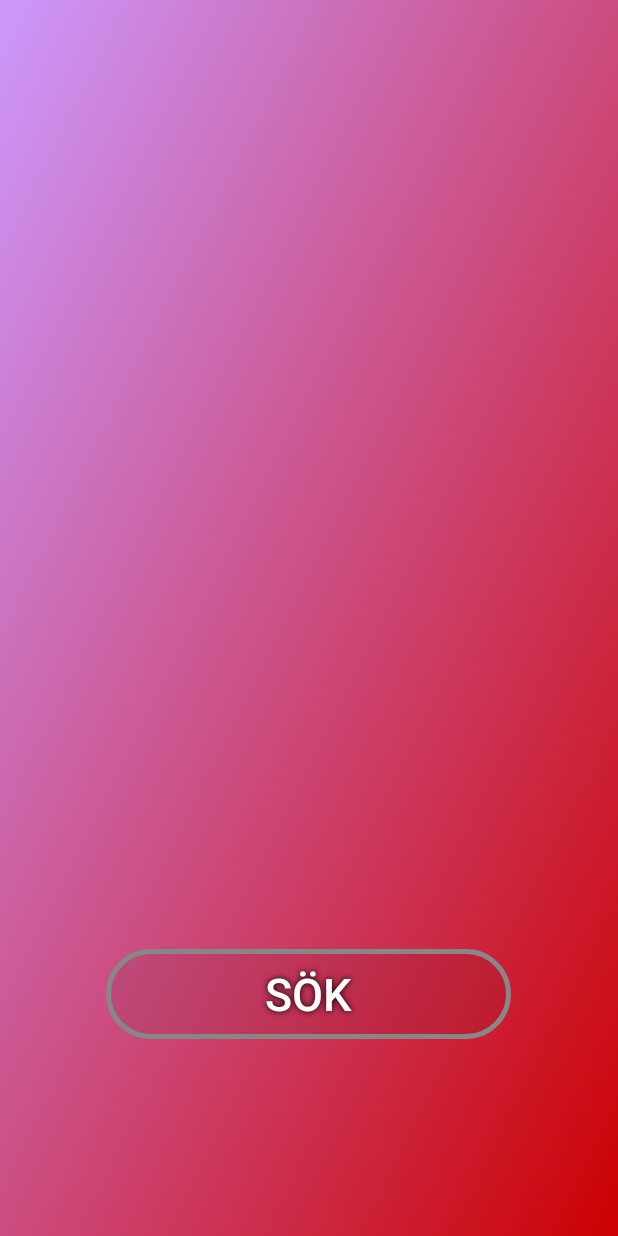
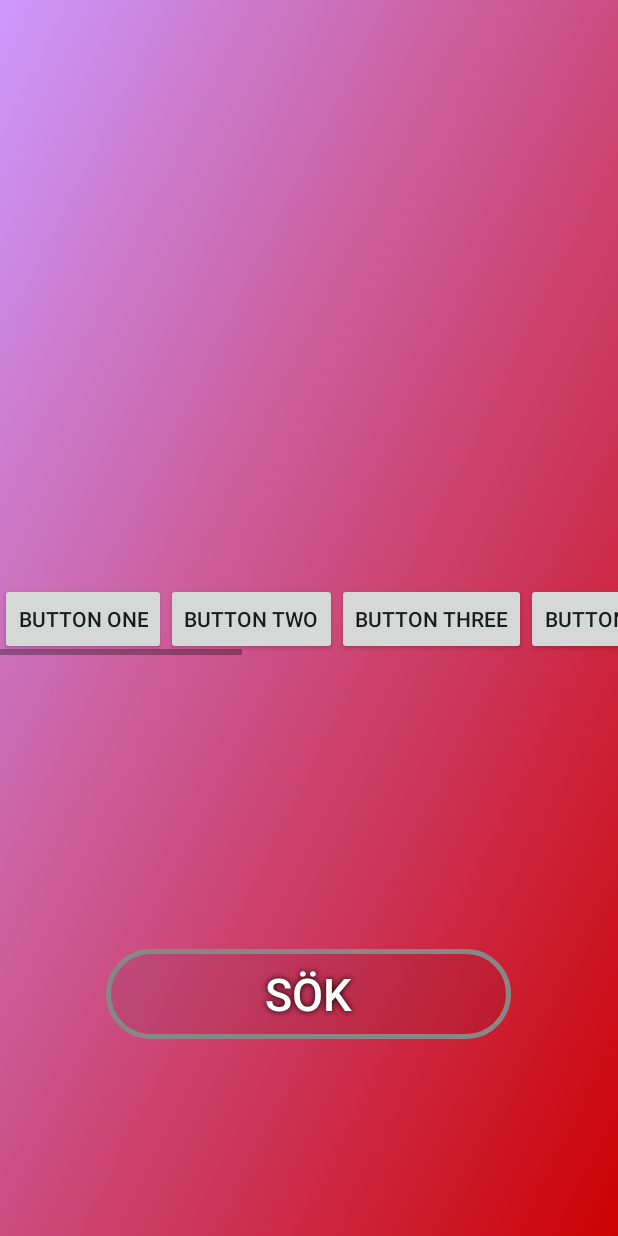
Before and after one commit to Radinger/SystembolagetappG14, an Android app: the Searchactivity screen opened directly, with no data from a screen before it, on a phone screen of 412 x 824 dp. Run offline under Robolectric (Android 15) with nearby library versions, the phone set to English and light mode, and no system bars.

Commit message:
Added scrollview to search activity for category buttons

```diff
--- a/app/src/main/java/com/example/systembolagetapp/Aldergrans.java
+++ b/app/src/main/java/com/example/systembolagetapp/Aldergrans.java
@@ -20,7 +20,7 @@ public class Aldergrans extends AppCompatActivity implements Serializable {
         btn.setOnClickListener(new View.OnClickListener() {
             @Override
             public void onClick(View v) {
-                Intent intent = new Intent(Aldergrans.this, MainActivity.class);
+                Intent intent = new Intent(Aldergrans.this, Searchactivity.class);
                 startActivity(intent); finish();
             }
         });
--- a/app/src/main/res/layout/activity_search.xml
+++ b/app/src/main/res/layout/activity_search.xml
@@ -7,6 +7,70 @@
     android:layout_height="match_parent"
     tools:context=".Searchactivity">
 
+    <HorizontalScrollView xmlns:android="http://schemas.android.com/apk/res/android"
+        android:layout_width="match_parent"
+        android:layout_height="wrap_content"
+        android:layout_marginTop="215dp"
+        android:layout_marginBottom="173dp"
+        android:fillViewport="true"
+        app:layout_constraintBottom_toTopOf="@+id/search_button"
+        app:layout_constraintEnd_toEndOf="parent"
+        app:layout_constraintHorizontal_bias="0.0"
+        app:layout_constraintStart_toStartOf="parent"
+        app:layout_constraintTop_toTopOf="parent">
+
+        <LinearLayout xmlns:android="http://schemas.android.com/apk/res/android"
+            android:layout_width="wrap_content"
+            android:layout_height="match_parent"
+            android:layout_marginTop="150dp"
+            android:orientation="horizontal">
+
+            <Button
+                android:layout_width="wrap_content"
+                android:layout_height="wrap_content"
+                android:text="Button One" />
+
+            <Button
+                android:layout_width="wrap_content"
+                android:layout_height="wrap_content"
+                android:text="Button Two" />
+
+            <Button
+                android:layout_width="wrap_content"
+                android:layout_height="wrap_content"
+                android:text="Button Three" />
+
+            <Button
+                android:layout_width="wrap_content"
+                android:layout_height="wrap_content"
+                android:text="Button Four" />
+
+            <Button
+                android:layout_width="wrap_content"
+                android:layout_height="wrap_content"
+                android:text="Button Five" />
+
+            <Button
+                android:layout_width="wrap_content"
+                android:layout_height="wrap_content"
+                android:text="Button Six" />
+
+            <Button
+                android:layout_width="wrap_content"
+                android:layout_height="wrap_content"
+                android:text="Button Seven" />
+
+            <Button
+                android:layout_width="wrap_content"
+                android:layout_height="wrap_content"
+                android:text="Button Eight" />
+
+            <Button
+                android:layout_width="wrap_content"
+                android:layout_height="wrap_content"
+                android:text="Button Nine" />
+        </LinearLayout>
+    </HorizontalScrollView>
     <Button
         android:id="@+id/search_button"
         android:layout_width="270dp"
```
